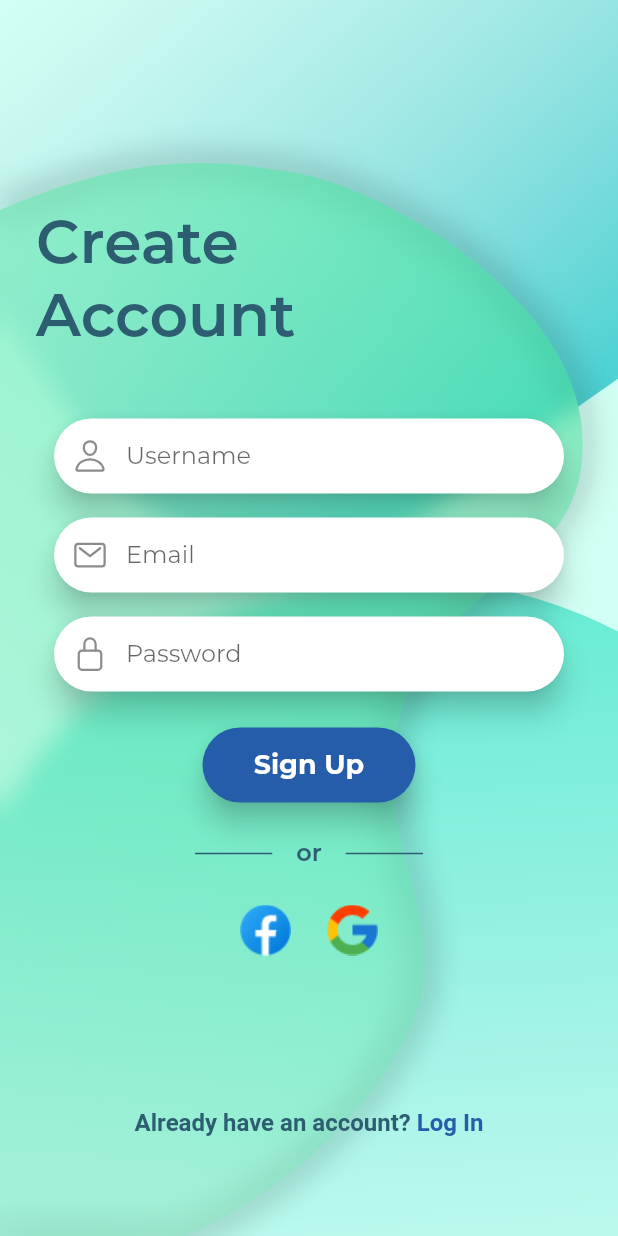
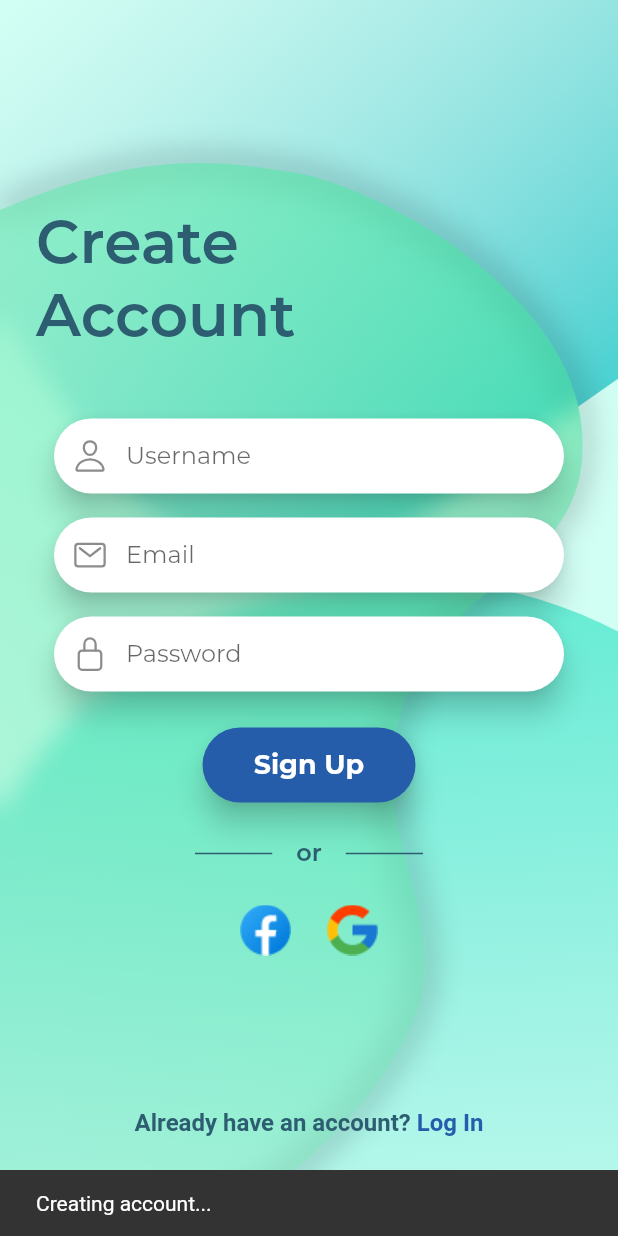
Before and after one commit to MatthewAlgo/FactoryApp, a Flutter app: the screen it shows after launch, after a tap on "Sign Up", on a phone screen of 412 x 824 dp. Run offline on Flutter 3.47's test engine with Material 2 defaults, Android fonts, the phone set to English and light mode, and no system bars; our stand-ins replace eva_icons_flutter, firebase_auth, firebase_core, get, ionicons, new_gradient_app_bar; missing offline and left inert: floating_navigation_bar; accounts and stored records are empty; network calls fail.

Commit message:
Added some ui elements and implemented basic functionality for login / sign in - it still has to be tweaked

```diff
--- a/lib/main.dart
+++ b/lib/main.dart
@@ -3,6 +3,9 @@ import 'package:flutter/material.dart';
 import 'package:get/get.dart';
 import 'package:get/get_core/src/get_main.dart';
 import 'package:login_screen/controller/auth_controller.dart';
+import 'package:login_screen/screens/home_screen/home_screen.dart';
+import 'package:login_screen/screens/splash_screen/flutterlogo.dart';
+import 'package:login_screen/screens/splash_screen/splash_screen.dart';
 
 import 'screens/login_screen/login_screen.dart';
 import 'utils/constants.dart';
@@ -29,7 +32,12 @@ class MyApp extends StatelessWidget {
               fontFamily: 'Montserrat',
             ),
       ),
-      home: const LoginScreen(),
+      home: const Splash(),
+      routes: {
+        '/login': (context) => const LoginScreen(),
+        '/home': (context) => const HomeScreen(),
+        '/splash': (context) => const FlutterScreen(),
+      },
     );
   }
 }
--- a/lib/screens/login_screen/components/login_content.dart
+++ b/lib/screens/login_screen/components/login_content.dart
@@ -1,3 +1,4 @@
+import 'package:firebase_auth/firebase_auth.dart';
 import 'package:flutter/material.dart';
 import 'package:ionicons/ionicons.dart';
 import 'package:login_screen/utils/helper_functions.dart';
@@ -24,7 +25,12 @@ class _LoginContentState extends State<LoginContent>
   late final List<Widget> createAccountContent;
   late final List<Widget> loginContent;
 
-  Widget inputField(String hint, IconData iconData) {
+  TextEditingController _nameController = TextEditingController();
+  TextEditingController _emailController = TextEditingController();
+  TextEditingController _passwordController = TextEditingController();
+
+
+  Widget inputField(String hint, IconData iconData, TextEditingController control) {
     return Padding(
       padding: const EdgeInsets.symmetric(horizontal: 36, vertical: 8),
       child: SizedBox(
@@ -36,6 +42,7 @@ class _LoginContentState extends State<LoginContent>
           borderRadius: BorderRadius.circular(30),
           child: TextField(
             textAlignVertical: TextAlignVertical.bottom,
+            controller: control,
             decoration: InputDecoration(
               border: OutlineInputBorder(
                 borderRadius: BorderRadius.circular(30),
@@ -56,7 +63,78 @@ class _LoginContentState extends State<LoginContent>
     return Padding(
       padding: const EdgeInsets.symmetric(horizontal: 135, vertical: 16),
       child: ElevatedButton(
-        onPressed: () {},
+        onPressed: () async {
+          // Add login on firebase with email and password
+          FirebaseAuth.instance
+              .signInWithEmailAndPassword(
+                  email: _emailController.text, password: _passwordController.text)
+              .then((value) {
+            if (value.user != null) {
+              Navigator.pushReplacementNamed(context, '/home');
+            }
+          });
+        },
+        style: ElevatedButton.styleFrom(
+          padding: const EdgeInsets.symmetric(vertical: 14),
+          shape: const StadiumBorder(),
+          primary: kSecondaryColor,
+          elevation: 8,
+          shadowColor: Colors.black87,
+        ),
+        child: Text(
+          title,
+          style: const TextStyle(
+            fontSize: 18,
+            fontWeight: FontWeight.bold,
+          ),
+        ),
+      ),
+    );
+  }
+
+  Widget registerButton(String title) {
+    return Padding(
+      padding: const EdgeInsets.symmetric(horizontal: 135, vertical: 16),
+      child: ElevatedButton(
+        onPressed: () async {
+          FirebaseAuth auth = FirebaseAuth.instance;
+          // Create a scaffoldMessenger to show the snackbar
+          ScaffoldMessenger.of(context).showSnackBar(
+            const SnackBar(
+              content: Text('Creating account...'),
+            ),
+          );
+          try {
+            UserCredential userCredential = await FirebaseAuth.instance
+                .createUserWithEmailAndPassword(
+                    email: _emailController.text,
+                    password: _passwordController.text);
+            // If the account was created successfully, show a snackbar
+            ScaffoldMessenger.of(context).showSnackBar(
+              const SnackBar(
+                content: Text('Account created successfully!'),
+              ),
+            );
+          } on FirebaseAuthException catch (e) {
+            if (e.code == 'weak-password') {
+              ScaffoldMessenger.of(context).showSnackBar(
+                const SnackBar(
+                  content: Text('Provided password is too weak'),
+                ),
+              );
+            } else if (e.code == 'email-already-in-use') {
+              // Show scaffold message
+              ScaffoldMessenger.of(context).showSnackBar(
+                const SnackBar(
+                  content: Text('The account already exists for that email.'),
+                ),
+              );
+
+            }
+          } catch (e) {
+            print(e);
+          }
+        },
         style: ElevatedButton.styleFrom(
           padding: const EdgeInsets.symmetric(vertical: 14),
           shape: const StadiumBorder(),
@@ -141,17 +219,17 @@ class _LoginContentState extends State<LoginContent>
   @override
   void initState() {
     createAccountContent = [
-      inputField('Username', Ionicons.person_outline),
-      inputField('Email', Ionicons.mail_outline),
-      inputField('Password', Ionicons.lock_closed_outline),
-      loginButton('Sign Up'),
+      inputField('Username', Ionicons.person_outline, _nameController),
+      inputField('Email', Ionicons.mail_outline, _emailController),
+      inputField('Password', Ionicons.lock_closed_outline, _passwordController),
+      registerButton('Sign Up'),
       orDivider(),
       logos(),
     ];
 
     loginContent = [
-      inputField('Email / Username', Ionicons.mail_outline),
-      inputField('Password', Ionicons.lock_closed_outline),
+      inputField('Email / Username', Ionicons.mail_outline, _emailController),
+      inputField('Password', Ionicons.lock_closed_outline, _passwordController),
       loginButton('Log In'),
       forgotPassword(),
     ];
@@ -182,7 +260,9 @@ class _LoginContentState extends State<LoginContent>
   @override
   void dispose() {
     ChangeScreenAnimation.dispose();
-
+    _emailController.dispose();
+    _nameController.dispose();
+    _passwordController.dispose();
     super.dispose();
   }
 
--- a/lib/screens/login_screen/login_screen.dart
+++ b/lib/screens/login_screen/login_screen.dart
@@ -1,6 +1,8 @@
 import 'dart:math' as math;
 
+import 'package:firebase_auth/firebase_auth.dart';
 import 'package:flutter/material.dart';
+import 'package:flutter/scheduler.dart';
 
 import 'components/center_widget/center_widget.dart';
 import 'components/login_content.dart';
@@ -56,6 +58,18 @@ class _LoginScreenState extends State<LoginScreen> {
   Widget build(BuildContext context) {
     final screenSize = MediaQuery.of(context).size;
 
+    // If the user is logged in on firebase, then we will navigate to the home screen
+    if (FirebaseAuth.instance.currentUser != null) {
+      SchedulerBinding.instance.addPostFrameCallback((_) {
+        Navigator.pushReplacementNamed(context, '/home');
+      });
+      // Return a beautiful loading screen
+      return Scaffold(
+        body: Center(
+          child: const CircularProgressIndicator(),
+        ),
+      );
+    } else {
       return Scaffold(
         body: Stack(
           children: [
@@ -76,3 +90,4 @@ class _LoginScreenState extends State<LoginScreen> {
       );
     }
   }
+}
--- /dev/null
+++ b/lib/screens/splash_screen/flutterlogo.dart
@@ -0,0 +1,43 @@
+import 'package:flutter/material.dart';
+
+class FlutterScreen extends StatefulWidget {
+  const FlutterScreen({super.key});
+
+  @override
+  State<FlutterScreen> createState() => _FlutterScreenState();
+}
+
+/// [AnimationController]s can be created with `vsync: this` because of
+/// [TickerProviderStateMixin].
+class _FlutterScreenState extends State<FlutterScreen>
+    with TickerProviderStateMixin {
+  late final AnimationController _controller = AnimationController(
+    duration: const Duration(seconds: 2),
+    vsync: this,
+  )..repeat(reverse: true);
+  late final Animation<double> _animation = CurvedAnimation(
+    parent: _controller,
+    curve: Curves.fastOutSlowIn,
+  );
+
+  @override
+  void dispose() {
+    _controller.dispose();
+    super.dispose();
+  }
+
+  @override
+  Widget build(BuildContext context) {
+    return Scaffold(
+      body: Center(
+        child: ScaleTransition(
+          scale: _animation,
+          child: const Padding(
+            padding: EdgeInsets.all(8.0),
+            child: FlutterLogo(size: 150.0),
+          ),
+        ),
+      ),
+    );
+  }
+}
--- /dev/null
+++ b/lib/screens/splash_screen/splash_screen.dart
@@ -0,0 +1,35 @@
+import 'package:flutter/material.dart';
+import 'package:login_screen/screens/splash_screen/flutterlogo.dart';
+
+class Splash extends StatefulWidget {
+  const Splash({super.key});
+
+  @override
+  State<Splash> createState() => _SplashState();
+}
+
+class _SplashState extends State<Splash> {
+  @override
+  void initState() {
+    super.initState();
+    _navigateHome();
+  }
+
+  void _navigateHome() async {
+    await Future.delayed(const Duration(seconds: 3), () {});
+    Navigator.of(context).pushReplacementNamed('/login');
+  }
+
+  @override
+  Widget build(BuildContext context) {
+    return Scaffold(
+      body: Padding(
+        padding: EdgeInsets.all(8.0),
+        child: Column(
+          mainAxisAlignment: MainAxisAlignment.center,
+          children: [Expanded(child: const FlutterScreen())],
+        ),
+      ),
+    );
+  }
+}
```
Also changed, not shown: lib/screens/home_screen/home_screen.dart (+49 -1 lines), lib/screens/home_screen/top_bar.dart (added, +217 -0 lines), lib/screens/welcome_screens/welcome_1.dart (added, +16 -0 lines), lib/screens/welcome_screens/welcome_2.dart (added, +16 -0 lines), lib/screens/welcome_screens/welcome_3.dart (added, +16 -0 lines), lib/screens/welcome_screens/welcome_4.dart (added, +16 -0 lines), lib/screens/welcome_screens/welcome_screens.dart (added, +52 -0 lines), pubspec.yaml (+9 -3 lines), 6 other files. Lines whose indentation alone changed are shown as unchanged.
